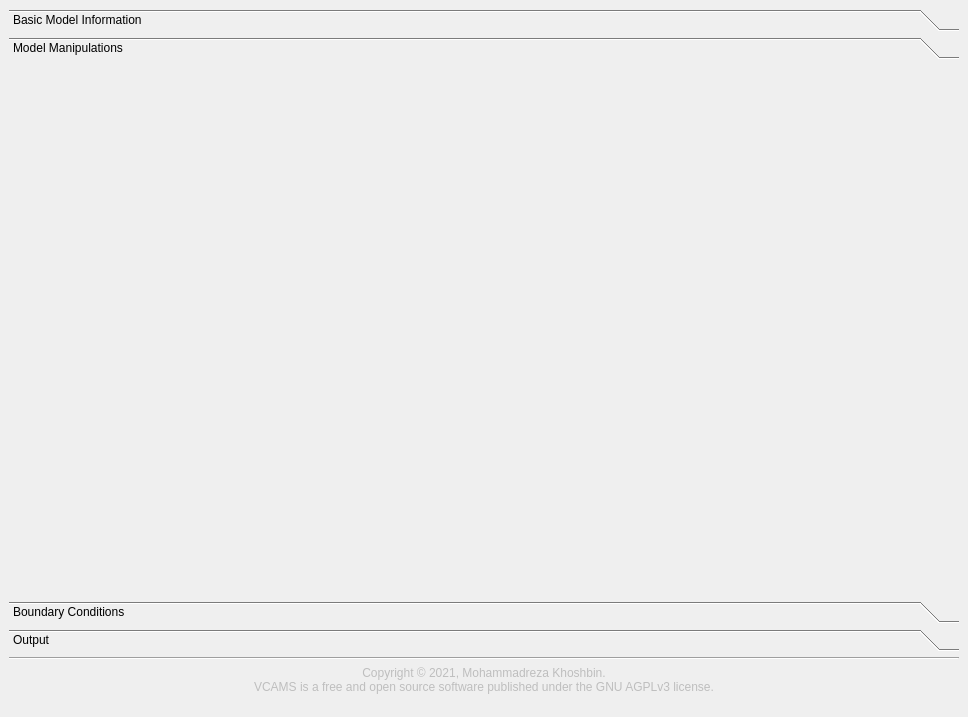
Before: the Qt Designer form gui/main_window.ui in mkhoshbin1/vcams, drawn with Qt 5.
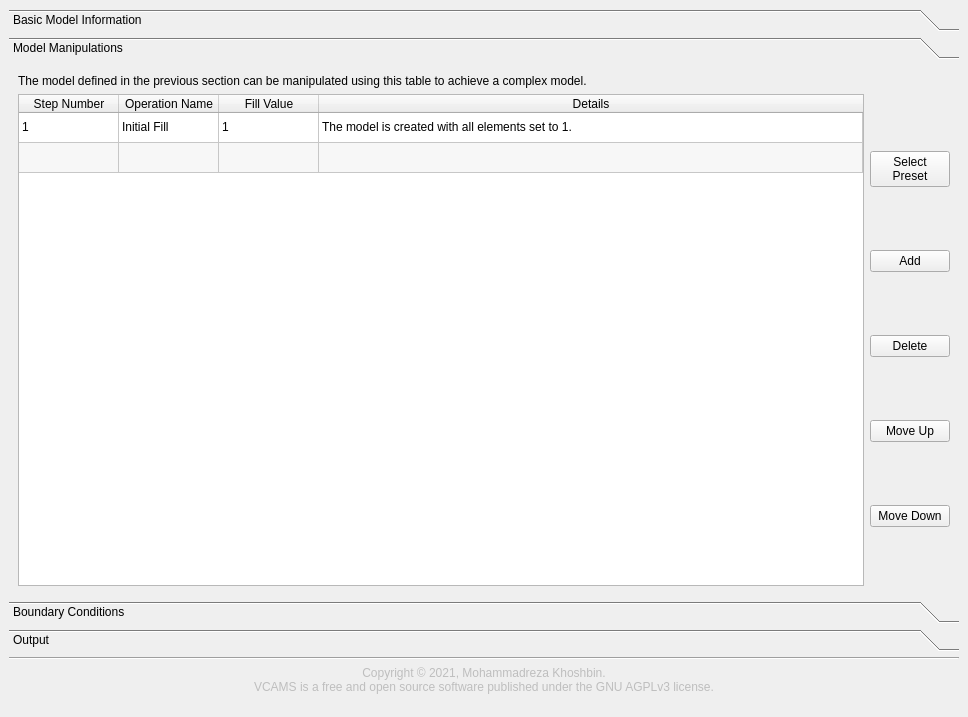
After: the same form once the commit is applied. The open tabs and pages were chosen to show the change. Icons and pictures are not drawn.

Commit message: - added manipulations tab to gui.

```diff
--- a/gui/main_window.ui
+++ b/gui/main_window.ui
@@ -314,6 +314,133 @@
        <attribute name="label">
         <string>Model Manipulations</string>
        </attribute>
+       <layout class="QVBoxLayout" name="verticalLayout_2">
+        <item>
+         <widget class="QLabel" name="label_2">
+          <property name="text">
+           <string>The model defined in the previous section can be manipulated using this table to achieve a complex model.</string>
+          </property>
+         </widget>
+        </item>
+        <item>
+         <layout class="QHBoxLayout" name="horizontalLayout_3">
+          <item>
+           <widget class="QTableWidget" name="mask_table">
+            <property name="alternatingRowColors">
+             <bool>true</bool>
+            </property>
+            <property name="rowCount">
+             <number>2</number>
+            </property>
+            <attribute name="horizontalHeaderStretchLastSection">
+             <bool>true</bool>
+            </attribute>
+            <attribute name="verticalHeaderVisible">
+             <bool>false</bool>
+            </attribute>
+            <row>
+             <property name="text">
+              <string>Initial Mask</string>
+             </property>
+            </row>
+            <row/>
+            <column>
+             <property name="text">
+              <string>Step Number</string>
+             </property>
+             <property name="textAlignment">
+              <set>AlignCenter</set>
+             </property>
+            </column>
+            <column>
+             <property name="text">
+              <string>Operation Name</string>
+             </property>
+             <property name="textAlignment">
+              <set>AlignCenter</set>
+             </property>
+            </column>
+            <column>
+             <property name="text">
+              <string>Fill Value</string>
+             </property>
+             <property name="textAlignment">
+              <set>AlignCenter</set>
+             </property>
+            </column>
+            <column>
+             <property name="text">
+              <string>Details</string>
+             </property>
+             <property name="textAlignment">
+              <set>AlignCenter</set>
+             </property>
+            </column>
+            <item row="0" column="0">
+             <property name="text">
+              <string>1</string>
+             </property>
+            </item>
+            <item row="0" column="1">
+             <property name="text">
+              <string>Initial Fill</string>
+             </property>
+            </item>
+            <item row="0" column="2">
+             <property name="text">
+              <string>1</string>
+             </property>
+            </item>
+            <item row="0" column="3">
+             <property name="text">
+              <string>The model is created with all elements set to 1.</string>
+             </property>
+            </item>
+           </widget>
+          </item>
+          <item>
+           <layout class="QVBoxLayout" name="verticalLayout_4">
+            <item>
+             <widget class="QPushButton" name="mask_select_presets_pb">
+              <property name="text">
+               <string>Select
+Preset</string>
+              </property>
+             </widget>
+            </item>
+            <item>
+             <widget class="QPushButton" name="mask_add_pb">
+              <property name="text">
+               <string>Add</string>
+              </property>
+             </widget>
+            </item>
+            <item>
+             <widget class="QPushButton" name="mask_delete_pb">
+              <property name="text">
+               <string>Delete</string>
+              </property>
+             </widget>
+            </item>
+            <item>
+             <widget class="QPushButton" name="mask_move_up_pb">
+              <property name="text">
+               <string>Move Up</string>
+              </property>
+             </widget>
+            </item>
+            <item>
+             <widget class="QPushButton" name="mask_move_down_pb">
+              <property name="text">
+               <string>Move Down</string>
+              </property>
+             </widget>
+            </item>
+           </layout>
+          </item>
+         </layout>
+        </item>
+       </layout>
       </widget>
       <widget class="QWidget" name="bc_page">
        <property name="geometry">
```
Left out of the diff: 2 changed lines with no effect on the pictures. The commit also changes 1 other file.
